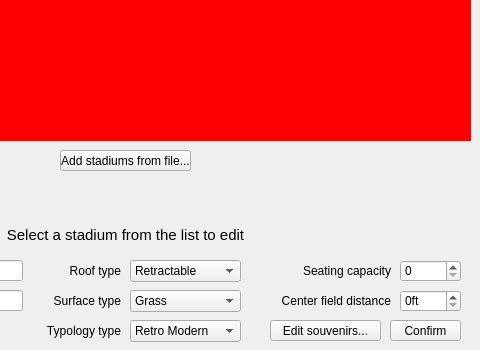
minorleaguegrayonassociates/GrayonSlam, file src/views/adminview.ui: the form before one commit; both pictures show x 230 to 710 and y 250 to 600 of the 710 by 600 pixel window.
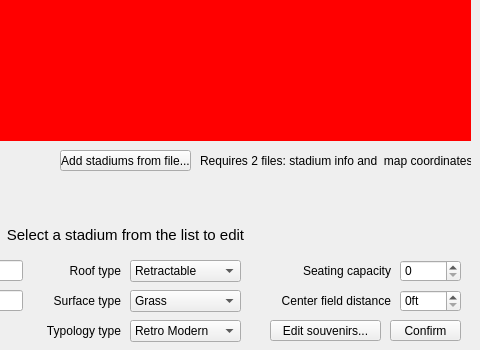
The form after the commit.

Commit message: Add info for adding new stadium from file

The edit to the form file:
```diff
--- a/src/views/adminview.ui
+++ b/src/views/adminview.ui
@@ -350,6 +350,22 @@
       <set>Qt::AlignRight|Qt::AlignTrailing|Qt::AlignVCenter</set>
      </property>
     </widget>
+    <widget class="QLabel" name="label_stadAddInfo">
+     <property name="geometry">
+      <rect>
+       <x>430</x>
+       <y>400</y>
+       <width>271</width>
+       <height>21</height>
+      </rect>
+     </property>
+     <property name="styleSheet">
+      <string notr="true"/>
+     </property>
+     <property name="text">
+      <string>Requires 2 files: stadium info and  map coordinates</string>
+     </property>
+    </widget>
    </widget>
    <widget class="QWidget" name="page_souvenirs">
     <widget class="QWidget" name="widget_souvAvailableList" native="true">
```
